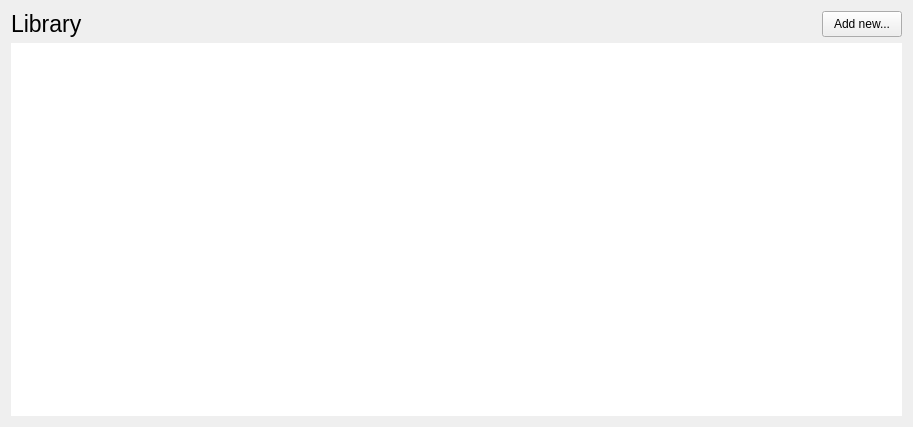
Old version of the form VGTrackerDesktop/library.ui in the repository davidAzr/VGTrackerDesktop.
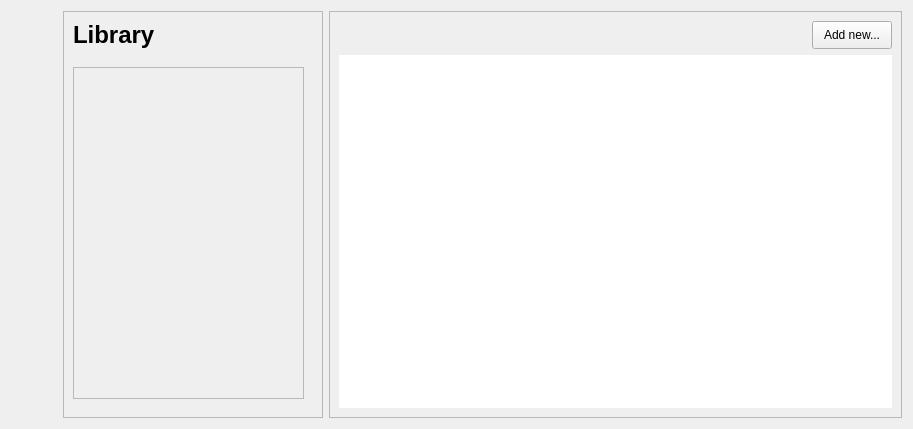
New version of the form.

```diff
--- a/VGTrackerDesktop/library.ui
+++ b/VGTrackerDesktop/library.ui
@@ -7,7 +7,7 @@
     <x>0</x>
     <y>0</y>
     <width>913</width>
-    <height>427</height>
+    <height>429</height>
    </rect>
   </property>
   <property name="sizePolicy">
@@ -22,7 +22,16 @@
   <property name="styleSheet">
    <string notr="true"/>
   </property>
-  <layout class="QGridLayout" name="gridLayout">
+  <layout class="QGridLayout" name="gridLayout" rowstretch="0,0" columnstretch="1,5,11">
+   <item row="0" column="2" rowspan="2">
+    <widget class="QFrame" name="frame_3">
+     <property name="frameShape">
+      <enum>QFrame::StyledPanel</enum>
+     </property>
+     <property name="frameShadow">
+      <enum>QFrame::Raised</enum>
+     </property>
+     <layout class="QGridLayout" name="gridLayout_3">
    <item row="0" column="0">
     <widget class="QLabel" name="lb_library">
      <property name="sizePolicy">
@@ -33,11 +42,13 @@
      </property>
      <property name="font">
       <font>
-       <pointsize>17</pointsize>
+          <pointsize>18</pointsize>
+          <weight>75</weight>
+          <bold>true</bold>
       </font>
      </property>
      <property name="text">
-      <string>Library</string>
+         <string/>
      </property>
      <property name="alignment">
       <set>Qt::AlignBottom|Qt::AlignLeading|Qt::AlignLeft</set>
@@ -140,6 +151,82 @@
      <property name="class" stdset="0">
       <string>coverList</string>
      </property>
+       </widget>
+      </item>
+     </layout>
+    </widget>
+   </item>
+   <item row="1" column="0">
+    <spacer name="horizontalSpacer">
+     <property name="orientation">
+      <enum>Qt::Horizontal</enum>
+     </property>
+     <property name="sizeHint" stdset="0">
+      <size>
+       <width>40</width>
+       <height>20</height>
+      </size>
+     </property>
+    </spacer>
+   </item>
+   <item row="0" column="1" rowspan="2">
+    <widget class="QFrame" name="frame">
+     <property name="frameShape">
+      <enum>QFrame::StyledPanel</enum>
+     </property>
+     <property name="frameShadow">
+      <enum>QFrame::Raised</enum>
+     </property>
+     <layout class="QGridLayout" name="gridLayout_2">
+      <property name="rightMargin">
+       <number>18</number>
+      </property>
+      <property name="bottomMargin">
+       <number>18</number>
+      </property>
+      <property name="horizontalSpacing">
+       <number>6</number>
+      </property>
+      <property name="verticalSpacing">
+       <number>18</number>
+      </property>
+      <item row="0" column="0">
+       <widget class="QLabel" name="label">
+        <property name="font">
+         <font>
+          <pointsize>18</pointsize>
+          <weight>75</weight>
+          <bold>true</bold>
+         </font>
+        </property>
+        <property name="text">
+         <string>Library</string>
+        </property>
+        <property name="class" stdset="0">
+         <string>formTitle</string>
+        </property>
+       </widget>
+      </item>
+      <item row="1" column="0">
+       <widget class="QFrame" name="fr_filtersHolder">
+        <property name="sizePolicy">
+         <sizepolicy hsizetype="Preferred" vsizetype="Expanding">
+          <horstretch>0</horstretch>
+          <verstretch>0</verstretch>
+         </sizepolicy>
+        </property>
+        <property name="frameShape">
+         <enum>QFrame::StyledPanel</enum>
+        </property>
+        <property name="frameShadow">
+         <enum>QFrame::Raised</enum>
+        </property>
+        <property name="class" stdset="0">
+         <string>searchFiltersHolder</string>
+        </property>
+       </widget>
+      </item>
+     </layout>
     </widget>
    </item>
   </layout>
```
Lines whose indentation alone changed are shown as unchanged.
